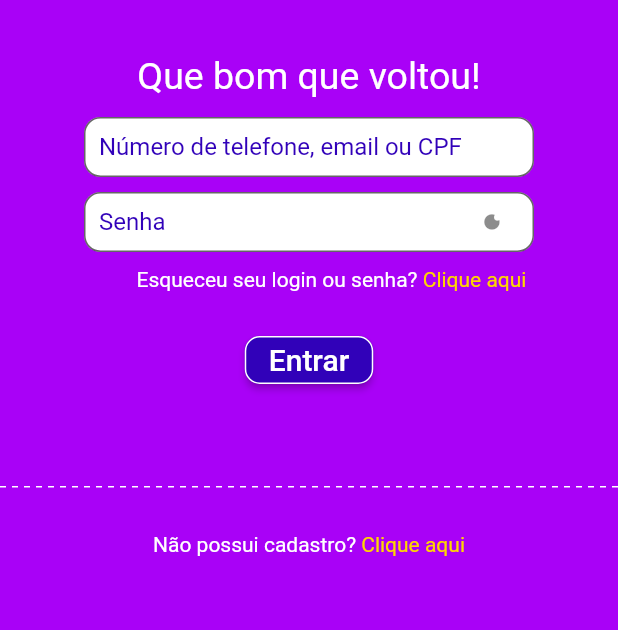
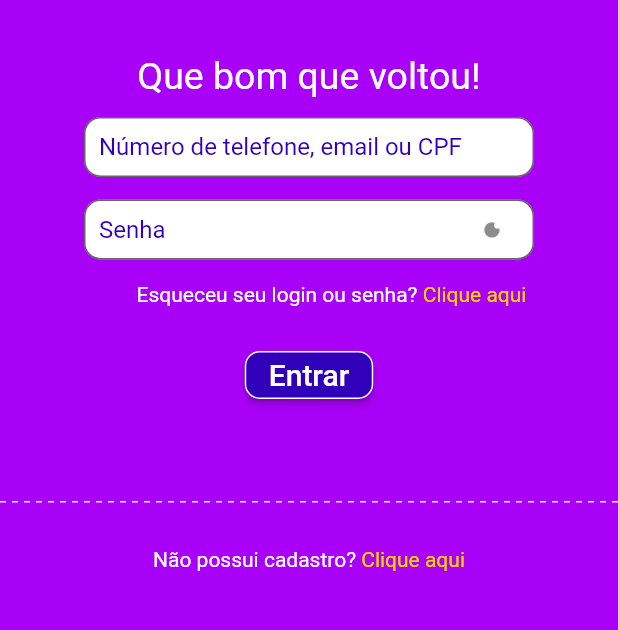
Before and after one commit to Lovepeople-BR/equipe-1, a Flutter app: the screen it shows after launch, on a phone screen of 412 x 824 dp, the part 285-915 px from its top. Run offline on Flutter 3.47's test engine with Material 2 defaults, Android fonts, the phone set to English and light mode, and no system bars; drawn by our look-alikes of dotted_line; Roboto replaces fonts that are missing (Montserrat-Bold, Montserrat-SemiBold, Tahoma).

Commit message:
Atualizações tela login

```diff
--- a/lib/view/login/login.dart
+++ b/lib/view/login/login.dart
@@ -78,7 +78,7 @@ class _LoginState extends State<Login> {
                     ),
                   ),
                   Padding(
-                    padding: const EdgeInsets.all(10),
+                    padding: const EdgeInsets.all(15),
                     child: Container(
                       width: 300,
                       height: 40,
```
